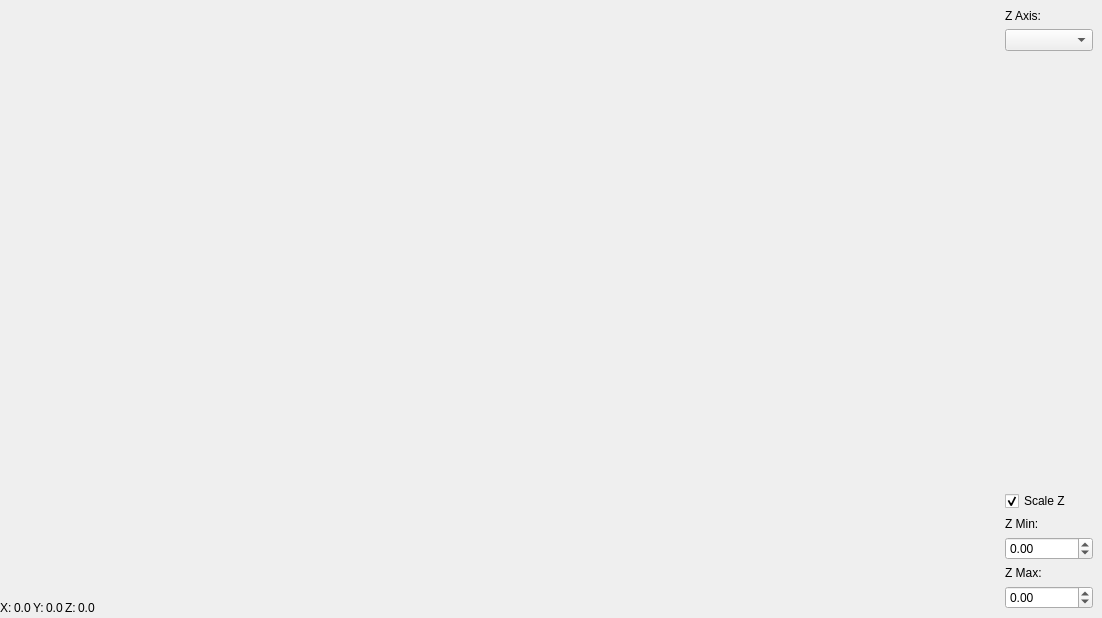
This is ui/three_d_chart.ui in powder-phun/quadrupole as Qt 5 draws it before an edit. The edited form follows.
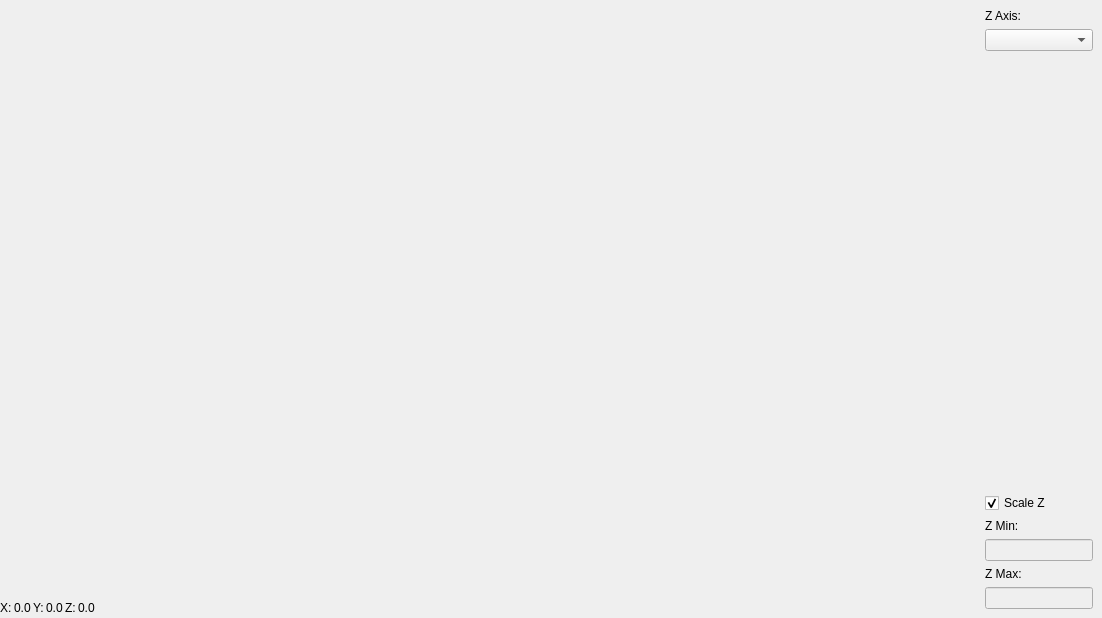
This is the edited form.

Commit message: Fixes in 3d chart

Patch:
```diff
--- a/ui/three_d_chart.ui
+++ b/ui/three_d_chart.ui
@@ -13,7 +13,7 @@
   <property name="windowTitle">
    <string>Form</string>
   </property>
-  <layout class="QHBoxLayout" name="horizontalLayout" stretch="0,0">
+  <layout class="QHBoxLayout" name="horizontalLayout" stretch="1,0">
    <property name="spacing">
     <number>2</number>
    </property>
@@ -151,12 +151,9 @@
          </widget>
         </item>
         <item>
-         <widget class="QDoubleSpinBox" name="zMinSpinbox">
-          <property name="minimum">
-           <double>-9999999999999999538762658202121142272.000000000000000</double>
-          </property>
-          <property name="maximum">
-           <double>100000000000000004384584304507619735463404765184.000000000000000</double>
+         <widget class="QLineEdit" name="zMinLineEdit">
+          <property name="enabled">
+           <bool>false</bool>
           </property>
          </widget>
         </item>
@@ -168,12 +165,9 @@
          </widget>
         </item>
         <item>
-         <widget class="QDoubleSpinBox" name="zMaxSpinbox">
-          <property name="minimum">
-           <double>-9999999999999999931398190359470212947659194368.000000000000000</double>
-          </property>
-          <property name="maximum">
-           <double>9999999999999999932209486743616279764617084419440640.000000000000000</double>
+         <widget class="QLineEdit" name="zMaxLineEdit">
+          <property name="enabled">
+           <bool>false</bool>
           </property>
          </widget>
         </item>
```
The commit also changes 2 other files.
